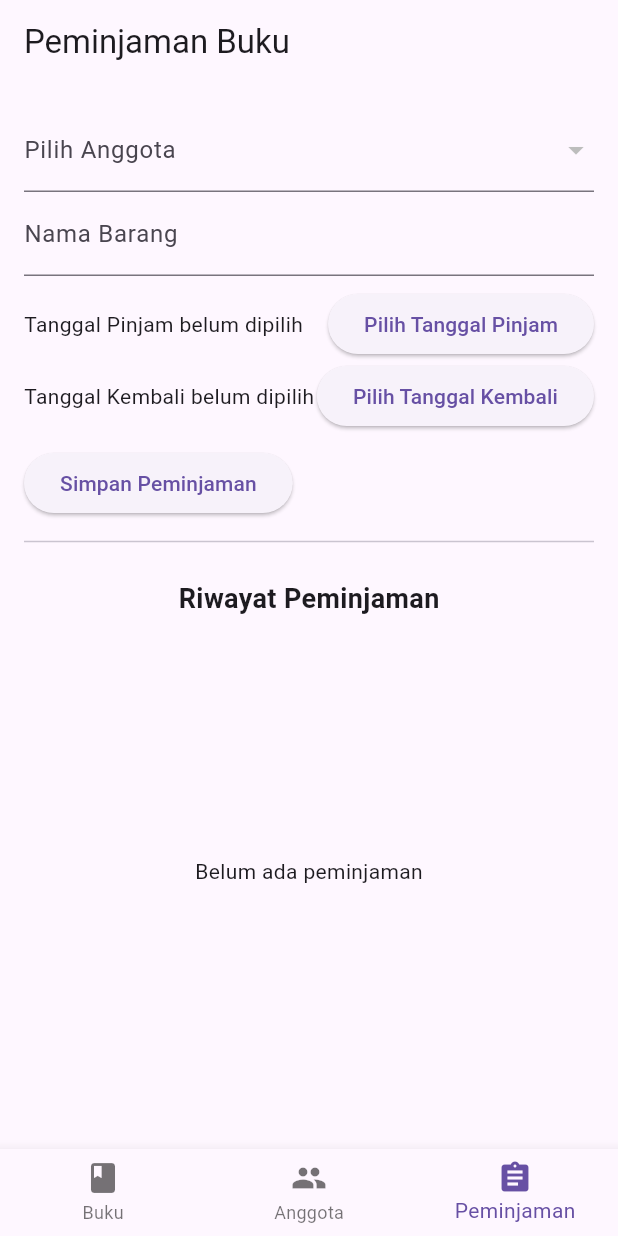
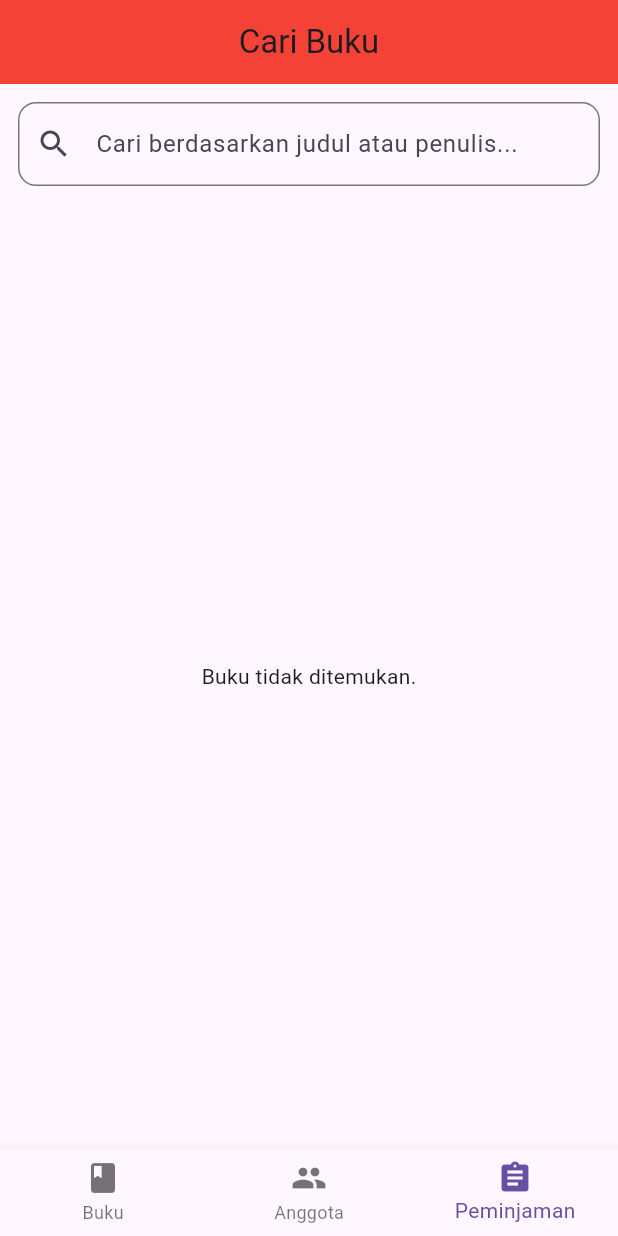
Before and after one commit to mzackyaulya/UasPab2, a Flutter app: the screen it shows after launch, item 3 of the bottom bar chosen, on a phone screen of 412 x 824 dp. Run offline on Flutter 3.47's test engine with Material 3 defaults, Android fonts, the light colour scheme and no system bars; our stand-ins replace cloud_firestore, firebase_core; accounts and stored records are empty.

Commit message:
update search buku

```diff
--- a/Perpustakaan/lib/pages/home_page.dart
+++ b/Perpustakaan/lib/pages/home_page.dart
@@ -2,6 +2,7 @@ import 'package:flutter/material.dart';
 import 'package:perpustakaan/pages/buku_page.dart';
 import 'package:perpustakaan/pages/anggota_page.dart';
 import 'package:perpustakaan/pages/peminjaman_page.dart';
+import 'package:perpustakaan/pages/search_page.dart';
 
 class HomePage extends StatefulWidget {
   @override
@@ -14,7 +15,8 @@ class _HomePageState extends State<HomePage> {
   final List<Widget> _pages = [
     BukuPage(),
     AnggotaPage(),
-    PeminjamanPage(role: 'admin'),
+    // PeminjamanPage(role: 'admin'),
+    SearchPage(),
   ];
 
 
--- a/Perpustakaan/lib/pages/peminjaman_page.dart
+++ b/Perpustakaan/lib/pages/peminjaman_page.dart
@@ -1,170 +1,170 @@
-import 'package:flutter/material.dart';
-import 'anggota_page.dart'; // pastikan file anggota_page.dart berisi daftar anggota
-
-class PeminjamanPage extends StatefulWidget {
-  final String role; // "admin" atau "anggota"
-
-  const PeminjamanPage({super.key, required this.role});
-
-  @override
-  State<PeminjamanPage> createState() => _PeminjamanPageState();
-}
-
-class _PeminjamanPageState extends State<PeminjamanPage> {
-  final _formKey = GlobalKey<FormState>();
-  final _barangController = TextEditingController();
-  Anggota? selectedAnggota;
-  DateTime? tanggalPinjam;
-  DateTime? tanggalKembali;
-
-  List<Map<String, dynamic>> riwayatPeminjaman = [];
-
-  void _pilihTanggal(BuildContext context, bool isTanggalPinjam) async {
-    final picked = await showDatePicker(
-      context: context,
-      initialDate: DateTime.now(),
-      firstDate: DateTime(2020),
-      lastDate: DateTime(2100),
-    );
-
-    if (picked != null) {
-      setState(() {
-        if (isTanggalPinjam) {
-          tanggalPinjam = picked;
-        } else {
-          tanggalKembali = picked;
-        }
-      });
-    }
-  }
-
-  void _submitForm() {
-    if (_formKey.currentState!.validate() &&
-        selectedAnggota != null &&
-        tanggalPinjam != null &&
-        tanggalKembali != null) {
-      setState(() {
-        riwayatPeminjaman.add({
-          'anggota': selectedAnggota!.nama,
-          'barang': _barangController.text,
-          'tanggalPinjam': tanggalPinjam,
-          'tanggalKembali': tanggalKembali,
-        });
-        _barangController.clear();
-        selectedAnggota = null;
-        tanggalPinjam = null;
-        tanggalKembali = null;
-      });
-    }
-  }
-
-  @override
-  Widget build(BuildContext context) {
-    final isAdmin = widget.role == 'admin';
-    final anggotaList = getAnggotaList();
-
-    return Scaffold(
-      appBar: AppBar(title: Text("Peminjaman Buku")),
-      body: Padding(
-        padding: const EdgeInsets.all(16.0),
-        child: Column(
-          children: [
-            if (isAdmin)
-              Form(
-                key: _formKey,
-                child: Column(
-                  crossAxisAlignment: CrossAxisAlignment.start,
-                  children: [
-                    DropdownButtonFormField<Anggota>(
-                      value: selectedAnggota,
-                      decoration: InputDecoration(labelText: 'Pilih Anggota'),
-                      items: anggotaList.map((anggota) {
-                        return DropdownMenuItem(
-                          value: anggota,
-                          child: Text(anggota.nama),
-                        );
-                      }).toList(),
-                      onChanged: (value) {
-                        setState(() {
-                          selectedAnggota = value;
-                        });
-                      },
-                      validator: (value) =>
-                      value == null ? 'Wajib pilih anggota' : null,
-                    ),
-                    TextFormField(
-                      controller: _barangController,
-                      decoration: InputDecoration(labelText: 'Nama Barang'),
-                      validator: (value) =>
-                      value == null || value.isEmpty ? 'Isi nama barang' : null,
-                    ),
-                    const SizedBox(height: 8),
-                    Row(
-                      children: [
-                        Expanded(
-                          child: Text(
-                            tanggalPinjam == null
-                                ? 'Tanggal Pinjam belum dipilih'
-                                : 'Tanggal Pinjam: ${tanggalPinjam!.toLocal()}'.split(' ')[0],
-                          ),
-                        ),
-                        ElevatedButton(
-                          onPressed: () => _pilihTanggal(context, true),
-                          child: Text("Pilih Tanggal Pinjam"),
-                        ),
-                      ],
-                    ),
-                    Row(
-                      children: [
-                        Expanded(
-                          child: Text(
-                            tanggalKembali == null
-                                ? 'Tanggal Kembali belum dipilih'
-                                : 'Tanggal Kembali: ${tanggalKembali!.toLocal()}'.split(' ')[0],
-                          ),
-                        ),
-                        ElevatedButton(
-                          onPressed: () => _pilihTanggal(context, false),
-                          child: Text("Pilih Tanggal Kembali"),
-                        ),
-                      ],
-                    ),
-                    const SizedBox(height: 10),
-                    ElevatedButton(
-                      onPressed: _submitForm,
-                      child: Text("Simpan Peminjaman"),
-                    ),
-                    const Divider(height: 30),
-                  ],
-                ),
-              ),
-            const SizedBox(height: 10),
-            Text(
-              "Riwayat Peminjaman",
-              style: TextStyle(fontSize: 18, fontWeight: FontWeight.bold),
-            ),
-            Expanded(
-              child: riwayatPeminjaman.isEmpty
-                  ? Center(child: Text("Belum ada peminjaman"))
-                  : ListView.builder(
-                itemCount: riwayatPeminjaman.length,
-                itemBuilder: (context, index) {
-                  final item = riwayatPeminjaman[index];
-                  return ListTile(
-                    title: Text(item['barang']),
-                    subtitle: Text(
-                      "Anggota: ${item['anggota']}\n"
-                          "Pinjam: ${item['tanggalPinjam'].toLocal().toString().split(' ')[0]} - "
-                          "Kembali: ${item['tanggalKembali'].toLocal().toString().split(' ')[0]}",
-                    ),
-                    isThreeLine: true,
-                  );
-                },
-              ),
-            ),
-          ],
-        ),
-      ),
-    );
-  }
-}
+// import 'package:flutter/material.dart';
+// import 'anggota_page.dart'; // pastikan file anggota_page.dart berisi daftar anggota
+//
+// class PeminjamanPage extends StatefulWidget {
+//   final String role; // "admin" atau "anggota"
+//
+//   const PeminjamanPage({super.key, required this.role});
+//
+//   @override
+//   State<PeminjamanPage> createState() => _PeminjamanPageState();
+// }
+//
+// class _PeminjamanPageState extends State<PeminjamanPage> {
+//   final _formKey = GlobalKey<FormState>();
+//   final _barangController = TextEditingController();
+//   Anggota? selectedAnggota;
+//   DateTime? tanggalPinjam;
+//   DateTime? tanggalKembali;
+//
+//   List<Map<String, dynamic>> riwayatPeminjaman = [];
+//
+//   void _pilihTanggal(BuildContext context, bool isTanggalPinjam) async {
+//     final picked = await showDatePicker(
+//       context: context,
+//       initialDate: DateTime.now(),
+//       firstDate: DateTime(2020),
+//       lastDate: DateTime(2100),
+//     );
+//
+//     if (picked != null) {
+//       setState(() {
+//         if (isTanggalPinjam) {
+//           tanggalPinjam = picked;
+//         } else {
+//           tanggalKembali = picked;
+//         }
+//       });
+//     }
+//   }
+//
+//   void _submitForm() {
+//     if (_formKey.currentState!.validate() &&
+//         selectedAnggota != null &&
+//         tanggalPinjam != null &&
+//         tanggalKembali != null) {
+//       setState(() {
+//         riwayatPeminjaman.add({
+//           'anggota': selectedAnggota!.nama,
+//           'barang': _barangController.text,
+//           'tanggalPinjam': tanggalPinjam,
+//           'tanggalKembali': tanggalKembali,
+//         });
+//         _barangController.clear();
+//         selectedAnggota = null;
+//         tanggalPinjam = null;
+//         tanggalKembali = null;
+//       });
+//     }
+//   }
+//
+//   @override
+//   Widget build(BuildContext context) {
+//     final isAdmin = widget.role == 'admin';
+//     final anggotaList = getAnggotaList();
+//
+//     return Scaffold(
+//       appBar: AppBar(title: Text("Peminjaman Buku")),
+//       body: Padding(
+//         padding: const EdgeInsets.all(16.0),
+//         child: Column(
+//           children: [
+//             if (isAdmin)
+//               Form(
+//                 key: _formKey,
+//                 child: Column(
+//                   crossAxisAlignment: CrossAxisAlignment.start,
+//                   children: [
+//                     DropdownButtonFormField<Anggota>(
+//                       value: selectedAnggota,
+//                       decoration: InputDecoration(labelText: 'Pilih Anggota'),
+//                       items: anggotaList.map((anggota) {
+//                         return DropdownMenuItem(
+//                           value: anggota,
+//                           child: Text(anggota.nama),
+//                         );
+//                       }).toList(),
+//                       onChanged: (value) {
+//                         setState(() {
+//                           selectedAnggota = value;
+//                         });
+//                       },
+//                       validator: (value) =>
+//                       value == null ? 'Wajib pilih anggota' : null,
+//                     ),
+//                     TextFormField(
+//                       controller: _barangController,
+//                       decoration: InputDecoration(labelText: 'Nama Barang'),
+//                       validator: (value) =>
+//                       value == null || value.isEmpty ? 'Isi nama barang' : null,
+//                     ),
+//                     const SizedBox(height: 8),
+//                     Row(
+//                       children: [
+//                         Expanded(
+//                           child: Text(
+//                             tanggalPinjam == null
+//                                 ? 'Tanggal Pinjam belum dipilih'
+//                                 : 'Tanggal Pinjam: ${tanggalPinjam!.toLocal()}'.split(' ')[0],
+//                           ),
+//                         ),
+//                         ElevatedButton(
+//                           onPressed: () => _pilihTanggal(context, true),
+//                           child: Text("Pilih Tanggal Pinjam"),
+//                         ),
+//                       ],
+//                     ),
+//                     Row(
+//                       children: [
+//                         Expanded(
+//                           child: Text(
+//                             tanggalKembali == null
+//                                 ? 'Tanggal Kembali belum dipilih'
+//                                 : 'Tanggal Kembali: ${tanggalKembali!.toLocal()}'.split(' ')[0],
+//                           ),
+//                         ),
+//                         ElevatedButton(
+//                           onPressed: () => _pilihTanggal(context, false),
+//                           child: Text("Pilih Tanggal Kembali"),
+//                         ),
+//                       ],
+//                     ),
+//                     const SizedBox(height: 10),
+//                     ElevatedButton(
+//                       onPressed: _submitForm,
+//                       child: Text("Simpan Peminjaman"),
+//                     ),
+//                     const Divider(height: 30),
+//                   ],
+//                 ),
+//               ),
+//             const SizedBox(height: 10),
+//             Text(
+//               "Riwayat Peminjaman",
+//               style: TextStyle(fontSize: 18, fontWeight: FontWeight.bold),
+//             ),
+//             Expanded(
+//               child: riwayatPeminjaman.isEmpty
+//                   ? Center(child: Text("Belum ada peminjaman"))
+//                   : ListView.builder(
+//                 itemCount: riwayatPeminjaman.length,
+//                 itemBuilder: (context, index) {
+//                   final item = riwayatPeminjaman[index];
+//                   return ListTile(
+//                     title: Text(item['barang']),
+//                     subtitle: Text(
+//                       "Anggota: ${item['anggota']}\n"
+//                           "Pinjam: ${item['tanggalPinjam'].toLocal().toString().split(' ')[0]} - "
+//                           "Kembali: ${item['tanggalKembali'].toLocal().toString().split(' ')[0]}",
+//                     ),
+//                     isThreeLine: true,
+//                   );
+//                 },
+//               ),
+//             ),
+//           ],
+//         ),
+//       ),
+//     );
+//   }
+// }
--- /dev/null
+++ b/Perpustakaan/lib/pages/search_page.dart
@@ -0,0 +1,108 @@
+import 'package:flutter/material.dart';
+import 'package:cloud_firestore/cloud_firestore.dart';
+import 'package:perpustakaan/models/buku.dart';
+import 'package:perpustakaan/card/buku_card.dart';
+import 'package:perpustakaan/details/detail_buku.dart';
+
+class SearchPage extends StatefulWidget {
+  const SearchPage({Key? key}) : super(key: key);
+
+  @override
+  State<SearchPage> createState() => _SearchPageState();
+}
+
+class _SearchPageState extends State<SearchPage> {
+  String _searchText = '';
+  List<Buku> _allBuku = [];
+  List<Buku> _filteredBuku = [];
+
+  @override
+  void initState() {
+    super.initState();
+    _fetchBukuFromFirestore();
+  }
+
+  void _fetchBukuFromFirestore() async {
+    final snapshot = await FirebaseFirestore.instance.collection('buku').get();
+    final bukuList = snapshot.docs.map((doc) => Buku.fromFirestore(doc)).toList();
+
+    setState(() {
+      _allBuku = bukuList;
+      _filteredBuku = bukuList;
+    });
+  }
+
+  void _filterBuku(String query) {
+    final filtered = _allBuku.where((buku) {
+      final lowerQuery = query.toLowerCase();
+      return buku.judul.toLowerCase().contains(lowerQuery) ||
+          buku.penulis.toLowerCase().contains(lowerQuery);
+    }).toList();
+
+    setState(() {
+      _searchText = query;
+      _filteredBuku = filtered;
+    });
+  }
+
+  @override
+  Widget build(BuildContext context) {
+    return Scaffold(
+      appBar: AppBar(
+        title: const Text("Cari Buku"),
+        centerTitle: true,
+        elevation: 0,
+        backgroundColor: Colors.red,
+      ),
+      body: Column(
+        children: [
+          Padding(
+            padding: const EdgeInsets.all(12.0),
+            child: TextField(
+              decoration: InputDecoration(
+                hintText: "Cari berdasarkan judul atau penulis...",
+                prefixIcon: const Icon(Icons.search),
+                border: OutlineInputBorder(borderRadius: BorderRadius.circular(12)),
+              ),
+              onChanged: _filterBuku,
+            ),
+          ),
+          Expanded(
+            child: _filteredBuku.isEmpty
+                ? const Center(child: Text("Buku tidak ditemukan."))
+                : GridView.builder(
+              padding: const EdgeInsets.all(12),
+              gridDelegate: const SliverGridDelegateWithFixedCrossAxisCount(
+                crossAxisCount: 2,
+                crossAxisSpacing: 10,
+                mainAxisSpacing: 10,
+                childAspectRatio: 0.75,
+              ),
+              itemCount: _filteredBuku.length,
+              itemBuilder: (context, index) {
+                final buku = _filteredBuku[index];
+                return BukuCard(
+                  buku: buku,
+                  onTapDetail: () {
+                    Navigator.push(
+                      context,
+                      MaterialPageRoute(
+                        builder: (_) => DetailBukuPage(buku: buku),
+                      ),
+                    );
+                  },
+                  onEdit: () {
+                    // Implementasi edit (jika dibutuhkan)
+                  },
+                  onDelete: () {
+                    // Implementasi delete (jika dibutuhkan)
+                  },
+                );
+              },
+            ),
+          ),
+        ],
+      ),
+    );
+  }
+}
--- a/Perpustakaan/pubspec.yaml
+++ b/Perpustakaan/pubspec.yaml
@@ -33,6 +33,8 @@ dependencies:
   firebase_core: ^3.14.0
   cloud_firestore: ^5.6.9
   provider: ^6.1.5
+  cached_network_image: ^3.4.1
+  shared_preferences: ^2.3.3
 
   # The following adds the Cupertino Icons font to your application.
   # Use with the CupertinoIcons class for iOS style icons.
```
Also changed, not shown: Perpustakaan/lib/pages/buku_page.dart (+12 -0 lines), Perpustakaan/pubspec.lock.
